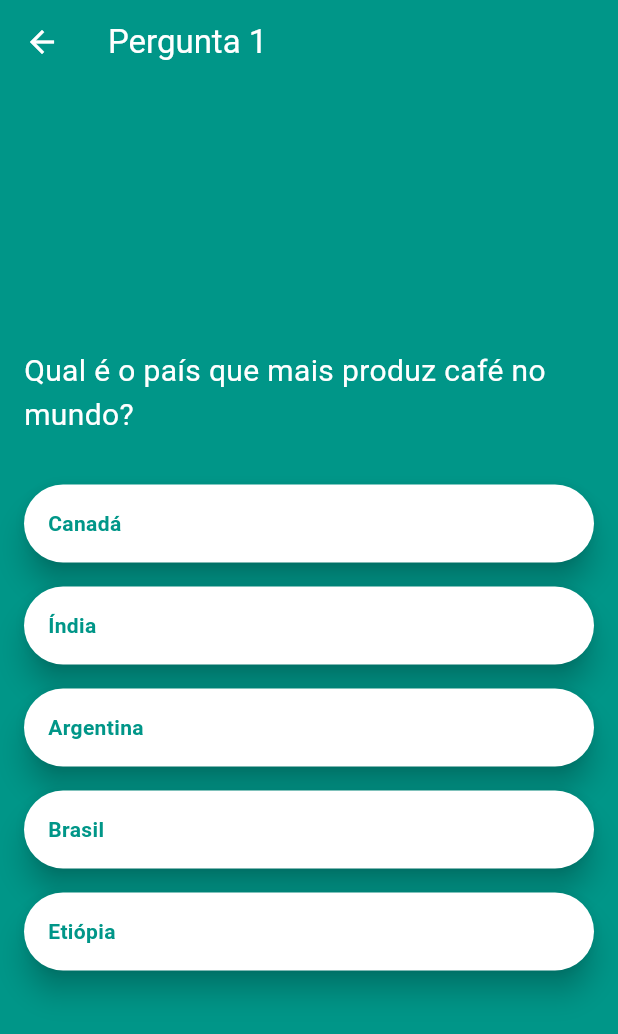
After one commit to marcelopmont/mobr1, a Flutter app: the screen it shows after launch, after a tap on "Quiz", on a phone screen of 412 x 824 dp. The commit adds this screen. Shown: the top 1034 px of the screen. Run offline on Flutter 3.47's test engine with Material 2 defaults, Android fonts, the phone set to English and light mode, and no system bars.

Commit message:
Quiz screen

```diff
--- a/lib/main.dart
+++ b/lib/main.dart
@@ -1,7 +1,11 @@
+import 'package:collection/collection.dart';
+
 import 'package:flutter/material.dart';
 import 'package:mobr1/screens/dice/dice_screen.dart';
 import 'package:mobr1/screens/menu/menu_screen.dart';
 import 'package:mobr1/screens/personal_card/personal_card_screen.dart';
+import 'package:mobr1/screens/quiz/quiz_finished_screen.dart';
+import 'package:mobr1/screens/quiz/quiz_screen.dart';
 
 void main() {
   runApp(const MyApp());
@@ -10,7 +14,8 @@ void main() {
 class MyApp extends StatelessWidget {
   const MyApp({super.key});
 
-  // This widget is the root of your application.
+  T? cast<T>(x) => x is T ? x : null;
+
   @override
   Widget build(BuildContext context) {
     return MaterialApp(
@@ -30,6 +35,14 @@ class MyApp extends StatelessWidget {
           );
         },
         DiceScreen.routeName: (_) => const DiceScreen(),
+        QuizScreen.routeName: (_) => const QuizScreen(),
+        QuizFinishedScreen.routeName: (context) {
+          final arguments = ModalRoute.of(context)?.settings.arguments
+              as QuizFinishedScreenParams;
+          return QuizFinishedScreen(
+            params: arguments,
+          );
+        },
       },
     );
   }
--- a/lib/screens/menu/menu_screen.dart
+++ b/lib/screens/menu/menu_screen.dart
@@ -4,6 +4,7 @@ import 'package:flutter/material.dart';
 import 'package:mobr1/screens/dice/dice_screen.dart';
 import 'package:mobr1/screens/menu/components/menu_button.dart';
 import 'package:mobr1/screens/personal_card/personal_card_screen.dart';
+import 'package:mobr1/screens/quiz/quiz_screen.dart';
 
 class MenuScreen extends StatelessWidget {
   static const routeName = '/menu_screen';
@@ -48,7 +49,13 @@ class MenuScreen extends StatelessWidget {
                 text: 'Dado',
                 onPressed: () =>
                     Navigator.pushNamed(context, DiceScreen.routeName),
-              )
+              ),
+              SizedBox(height: 16),
+              MenuButton(
+                text: 'Quiz',
+                onPressed: () =>
+                    Navigator.pushNamed(context, QuizScreen.routeName),
+              ),
             ],
           ),
         ),
--- /dev/null
+++ b/lib/screens/quiz/components/quiz_button.dart
@@ -0,0 +1,35 @@
+import 'package:flutter/material.dart';
+
+class QuizButton extends StatelessWidget {
+  const QuizButton({
+    super.key,
+    required this.onPressed,
+    required this.text,
+  });
+
+  final Function() onPressed;
+  final String text;
+
+  @override
+  Widget build(BuildContext context) {
+    return Material(
+      borderRadius: BorderRadius.circular(1000),
+      elevation: 8,
+      color: Colors.white,
+      child: InkWell(
+        onTap: onPressed,
+        borderRadius: BorderRadius.circular(1000),
+        child: Padding(
+          padding: const EdgeInsets.all(16),
+          child: Text(
+            text,
+            style: const TextStyle(
+              color: Colors.teal,
+              fontWeight: FontWeight.bold,
+            ),
+          ),
+        ),
+      ),
+    );
+  }
+}
--- /dev/null
+++ b/lib/screens/quiz/model/question_model.dart
@@ -0,0 +1,11 @@
+class QuestionModel {
+  const QuestionModel({
+    required this.question,
+    required this.options,
+    required this.answer,
+  });
+
+  final String question;
+  final List<String> options;
+  final int answer;
+}
--- /dev/null
+++ b/lib/screens/quiz/quiz_finished_screen.dart
@@ -0,0 +1,55 @@
+import 'package:flutter/material.dart';
+
+class QuizFinishedScreenParams {
+  const QuizFinishedScreenParams({
+    required this.correctAnswers,
+    required this.totalQuestions,
+  });
+
+  final int correctAnswers;
+  final int totalQuestions;
+}
+
+class QuizFinishedScreen extends StatelessWidget {
+  static const routeName = '/quiz-finished-screen';
+
+  const QuizFinishedScreen({
+    super.key,
+    required this.params,
+  });
+
+  final QuizFinishedScreenParams params;
+
+  @override
+  Widget build(BuildContext context) {
+    return Scaffold(
+      backgroundColor: Colors.teal,
+      appBar: AppBar(
+        backgroundColor: Colors.transparent,
+        title: const Text(
+          'Quiz finalizado!',
+          style: TextStyle(
+            color: Colors.white,
+          ),
+        ),
+        leading: IconButton(
+          onPressed: () => Navigator.pop(context),
+          icon: const Icon(
+            Icons.arrow_back,
+            color: Colors.white,
+          ),
+        ),
+      ),
+      body: Center(
+        child: Text(
+          '\nSeu resultado foi ${params.correctAnswers}/${params.totalQuestions}',
+          style: const TextStyle(
+            color: Colors.white,
+            fontSize: 24,
+            fontWeight: FontWeight.bold,
+          ),
+        ),
+      ),
+    );
+  }
+}
--- /dev/null
+++ b/lib/screens/quiz/quiz_screen.dart
@@ -0,0 +1,149 @@
+import 'package:flutter/material.dart';
+import 'package:mobr1/screens/quiz/components/quiz_button.dart';
+import 'package:mobr1/screens/quiz/quiz_finished_screen.dart';
+
+import 'model/question_model.dart';
+
+class QuizScreen extends StatefulWidget {
+  static const routeName = '/quiz-screen';
+
+  const QuizScreen({super.key});
+
+  @override
+  State<QuizScreen> createState() => _QuizScreenState();
+}
+
+class _QuizScreenState extends State<QuizScreen> {
+  List<QuestionModel> questions = [];
+  int currentQuestionIndex = 0;
+  int correctAnswers = 0;
+
+  @override
+  void initState() {
+    super.initState();
+    _loadQuestions();
+  }
+
+  @override
+  Widget build(BuildContext context) {
+    final currentQuestion = questions[currentQuestionIndex];
+
+    return Scaffold(
+      backgroundColor: Colors.teal,
+      appBar: AppBar(
+        backgroundColor: Colors.transparent,
+        title: Text(
+          'Pergunta ${currentQuestionIndex + 1}',
+          style: const TextStyle(
+            color: Colors.white,
+          ),
+        ),
+        leading: IconButton(
+          onPressed: () => Navigator.pop(context),
+          icon: const Icon(
+            Icons.arrow_back,
+            color: Colors.white,
+          ),
+        ),
+      ),
+      body: SafeArea(
+        child: Padding(
+          padding: const EdgeInsets.symmetric(horizontal: 16),
+          child: Column(
+            mainAxisAlignment: MainAxisAlignment.center,
+            crossAxisAlignment: CrossAxisAlignment.start,
+            children: [
+              Text(
+                currentQuestion.question,
+                style: const TextStyle(
+                  color: Colors.white,
+                  fontSize: 20,
+                ),
+              ),
+              const SizedBox(height: 32),
+              ListView.separated(
+                shrinkWrap: true,
+                physics: const NeverScrollableScrollPhysics(),
+                itemCount: currentQuestion.options.length,
+                itemBuilder: (_, index) {
+                  final option = currentQuestion.options[index];
+                  return QuizButton(
+                    onPressed: () => _onOptionSelected(
+                      question: currentQuestion,
+                      optionIndex: index,
+                    ),
+                    text: option,
+                  );
+                },
+                separatorBuilder: (_, __) => const SizedBox(height: 16),
+              ),
+            ],
+          ),
+        ),
+      ),
+    );
+  }
+
+  void _loadQuestions() {
+    questions = [
+      const QuestionModel(
+          question: 'Qual é o país que mais produz café no mundo?',
+          options: ['Canadá', 'Índia', 'Argentina', 'Brasil', 'Etiópia'],
+          answer: 3),
+      const QuestionModel(
+          question: 'País conhecido por ser o mais fechado do mundo',
+          options: ['Myanmar', 'Coréia do Norte', 'Armênia', 'Iêmen', 'Vietnã'],
+          answer: 1),
+      const QuestionModel(
+          question: 'País que possui a Groelândia como território',
+          options: [
+            'Finlândia',
+            'Canadá',
+            'Reino Unido',
+            'Estados Unidos',
+            'Dinamarca'
+          ],
+          answer: 4),
+      const QuestionModel(
+          question: 'País com a maior média de qi',
+          options: ['China', 'Alemanha', 'Japão', 'Coréia do Sul', 'Noruega'],
+          answer: 3),
+      const QuestionModel(
+          question: 'País com maior IDH (índice de desenvolvimento humano)',
+          options: ['Noruega', 'Reino Unido', 'Canadá', 'Holanda', 'México'],
+          answer: 0),
+      const QuestionModel(
+          question: 'Continente menos industrializado',
+          options: ['África', 'Ásia', 'Oceania'],
+          answer: 0),
+      const QuestionModel(
+          question: 'País com maior comunidade japonesa fora do Japão',
+          options: ['Estados Unidos', 'Brasil', 'Coréia do Sul'],
+          answer: 1),
+    ];
+  }
+
+  void _onOptionSelected({
+    required QuestionModel question,
+    required int optionIndex,
+  }) {
+    if (question.answer == optionIndex) {
+      correctAnswers++;
+    }
+
+    if (currentQuestionIndex >= questions.length - 1) {
+      Navigator.pushReplacementNamed(
+        context,
+        QuizFinishedScreen.routeName,
+        arguments: QuizFinishedScreenParams(
+          correctAnswers: correctAnswers,
+          totalQuestions: questions.length,
+        ),
+      );
+    } else {
+      setState(() {
+        currentQuestionIndex++;
+      });
+    }
+  }
+}
```
